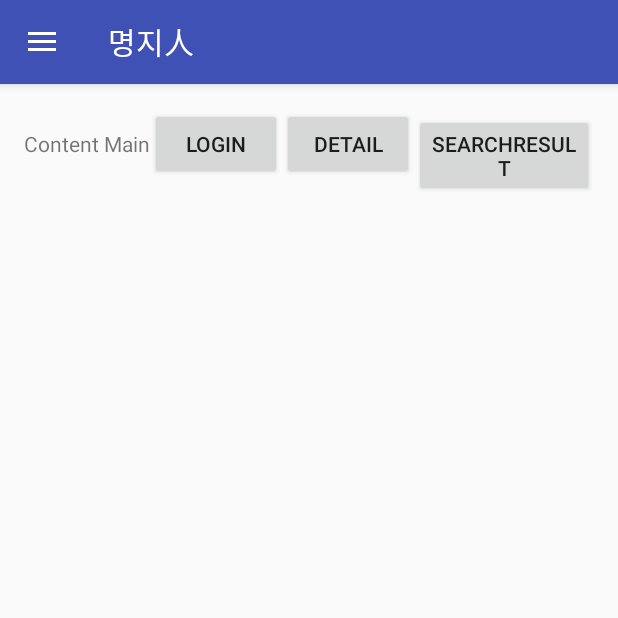
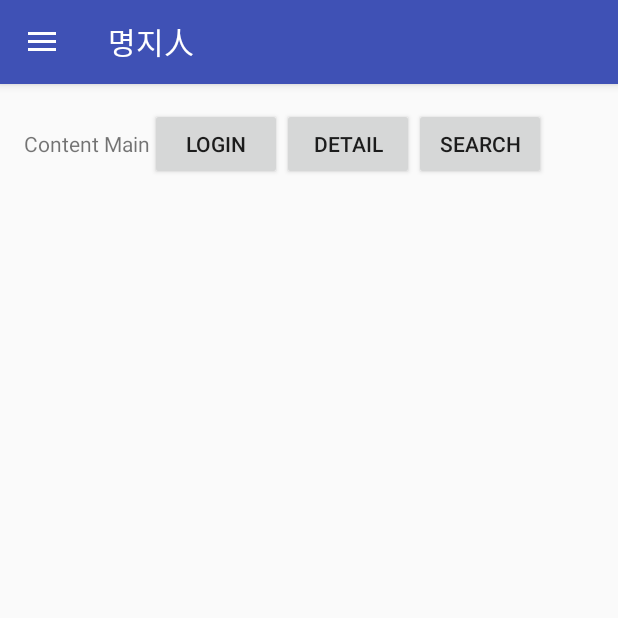
Before and after one commit to usas0s/embeded, an Android app: the screen it shows after launch (MainActivity), on a phone screen of 412 x 824 dp, the top half of it. Run offline under Robolectric (Android 15) with nearby library versions, the phone set to English and light mode, and no system bars.

Commit message:
Main Button 오타 수정(1)

```diff
--- a/app/src/main/res/layout/content_main.xml
+++ b/app/src/main/res/layout/content_main.xml
@@ -31,7 +31,7 @@
     <Button
         android:layout_width="wrap_content"
         android:layout_height="wrap_content"
-        android:text="SearchResult"
+        android:text="Search"
         android:onClick="onClickSearch"/>
 
 </LinearLayout>
```
